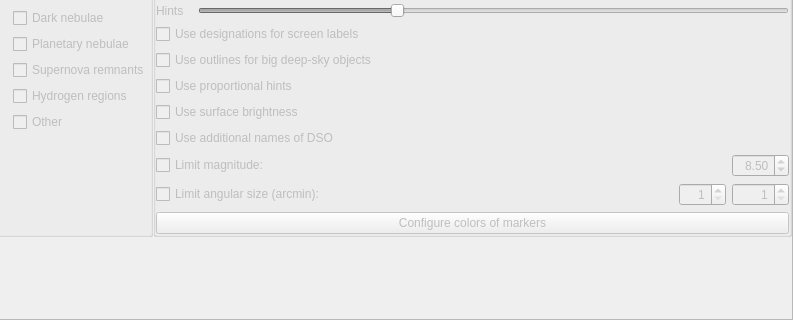
The window that src/gui/viewDialog.ui (Stellarium/stellarium) describes before a commit, drawn with Qt 5; both pictures show x 136 to 929 and y 239 to 559 of the 929 by 559 pixel window.
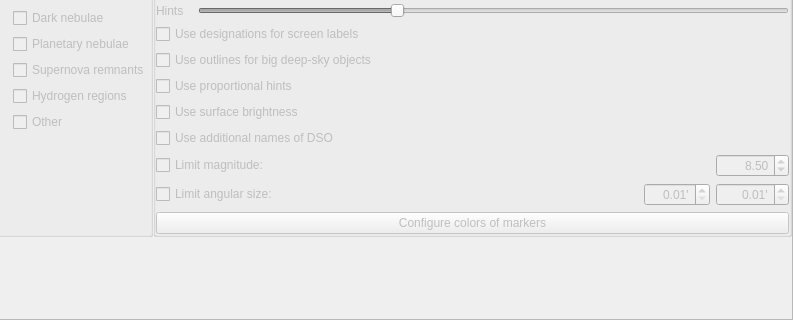
The same window after the commit. The open tabs and pages were chosen to show the change. Icons and pictures are not drawn. Custom widgets are drawn as their Qt base class.

Commit message: Added ability to set a sub-arcminute lower limit for angular size (fixed #3647)

Patch:
```diff
--- a/src/gui/viewDialog.ui
+++ b/src/gui/viewDialog.ui
@@ -2585,7 +2585,7 @@
                     <string/>
                    </property>
                    <property name="text">
-                    <string>Limit angular size (arcmin):</string>
+                    <string>Limit angular size:</string>
                    </property>
                   </widget>
                  </item>
@@ -2616,11 +2616,14 @@
                    <property name="alignment">
                     <set>Qt::AlignRight|Qt::AlignTrailing|Qt::AlignVCenter</set>
                    </property>
+                   <property name="suffix">
+                    <string notr="true">'</string>
+                   </property>
                    <property name="decimals">
-                    <number>0</number>
+                    <number>2</number>
                    </property>
                    <property name="minimum">
-                    <double>1.000000000000000</double>
+                    <double>0.010000000000000</double>
                    </property>
                    <property name="maximum">
                     <double>1200.000000000000000</double>
@@ -2651,11 +2654,14 @@
                    <property name="alignment">
                     <set>Qt::AlignRight|Qt::AlignTrailing|Qt::AlignVCenter</set>
                    </property>
+                   <property name="suffix">
+                    <string notr="true">'</string>
+                   </property>
                    <property name="decimals">
-                    <number>0</number>
+                    <number>2</number>
                    </property>
                    <property name="minimum">
-                    <double>1.000000000000000</double>
+                    <double>0.010000000000000</double>
                    </property>
                    <property name="maximum">
                     <double>600.000000000000000</double>
```
The commit also changes 1 other file.
